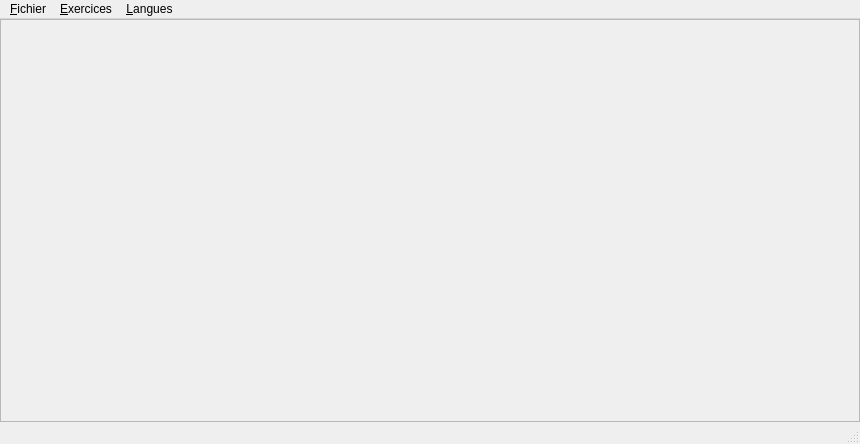
Above: mainwindow.ui from Txikilinux/leterrier-mulot before the change. Below: the same form after it.
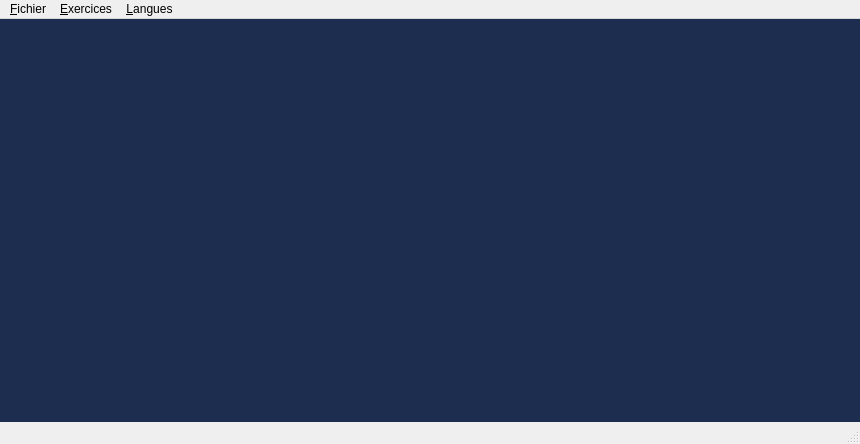
That is the form after the change.

Commit message: couleur de fond

```diff
--- a/mainwindow.ui
+++ b/mainwindow.ui
@@ -11,6 +11,9 @@
    </rect>
   </property>
   <widget class="QWidget" name="centralWidget">
+   <property name="styleSheet">
+    <string notr="true">background: #1d2d4f;</string>
+   </property>
    <layout class="QGridLayout" name="gridLayout">
     <property name="margin">
      <number>0</number>
@@ -20,6 +23,9 @@
     </property>
     <item row="0" column="0">
      <widget class="QFrame" name="fr_principale">
+      <property name="styleSheet">
+       <string notr="true">background: transparent;</string>
+      </property>
       <property name="frameShape">
        <enum>QFrame::StyledPanel</enum>
       </property>
```
